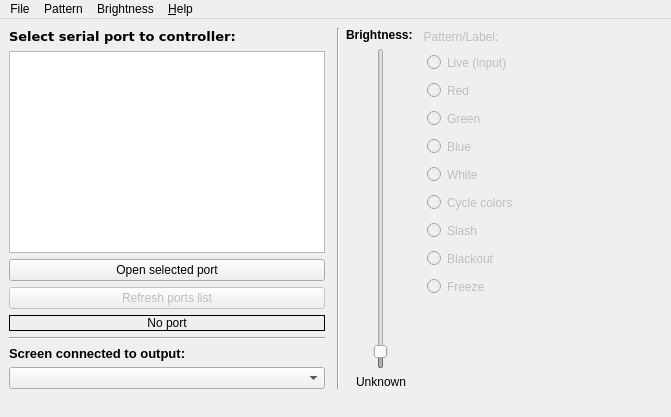
Before: the Qt Designer form assets/ui_sources/mainwindow.ui in dietervansteenwegen/mctrl300_basic_control, drawn with Qt 5.
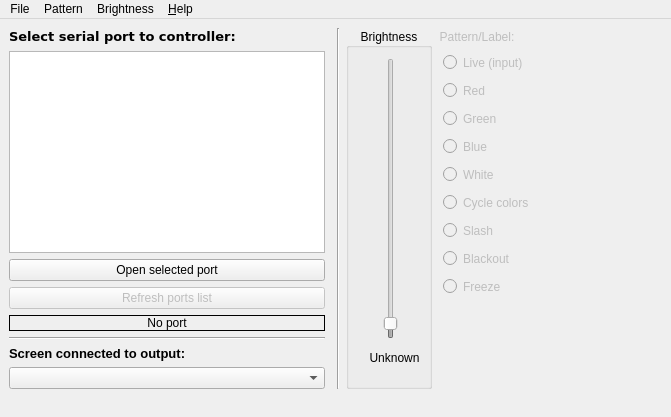
After: the same form once the commit is applied.

What changed in the file:
```diff
--- a/assets/ui_sources/mainwindow.ui
+++ b/assets/ui_sources/mainwindow.ui
@@ -173,34 +173,25 @@
         <item>
          <layout class="QVBoxLayout" name="verticalLayout_3">
           <item>
-           <widget class="QLabel" name="lbl_brightness">
-            <property name="maximumSize">
-             <size>
-              <width>16777215</width>
-              <height>20</height>
-             </size>
+           <widget class="QGroupBox" name="grp_brightness">
+            <property name="title">
+             <string>Brightness</string>
             </property>
-            <property name="baseSize">
-             <size>
-              <width>0</width>
-              <height>20</height>
-             </size>
+            <property name="alignment">
+             <set>Qt::AlignmentFlag::AlignCenter</set>
             </property>
-            <property name="font">
-             <font>
-              <bold>true</bold>
-             </font>
-            </property>
-            <property name="text">
-             <string notr="true">Brightness:</string>
-            </property>
-           </widget>
-          </item>
-          <item>
            <widget class="QSlider" name="sldr_brightness">
             <property name="enabled">
              <bool>false</bool>
             </property>
+             <property name="geometry">
+              <rect>
+               <x>10</x>
+               <y>30</y>
+               <width>70</width>
+               <height>281</height>
+              </rect>
+             </property>
             <property name="minimumSize">
              <size>
               <width>70</width>
@@ -235,9 +226,15 @@
              <number>10</number>
             </property>
            </widget>
-          </item>
-          <item>
            <widget class="QLabel" name="lbl_brightness_value">
+             <property name="geometry">
+              <rect>
+               <x>0</x>
+               <y>320</y>
+               <width>97</width>
+               <height>20</height>
+              </rect>
+             </property>
             <property name="maximumSize">
              <size>
               <width>16777215</width>
@@ -257,6 +254,7 @@
              <set>Qt::AlignmentFlag::AlignCenter</set>
             </property>
            </widget>
+           </widget>
           </item>
          </layout>
         </item>
```
Left out of the diff: 8 changed lines with no effect on the pictures. Lines whose indentation alone changed are shown as unchanged.
